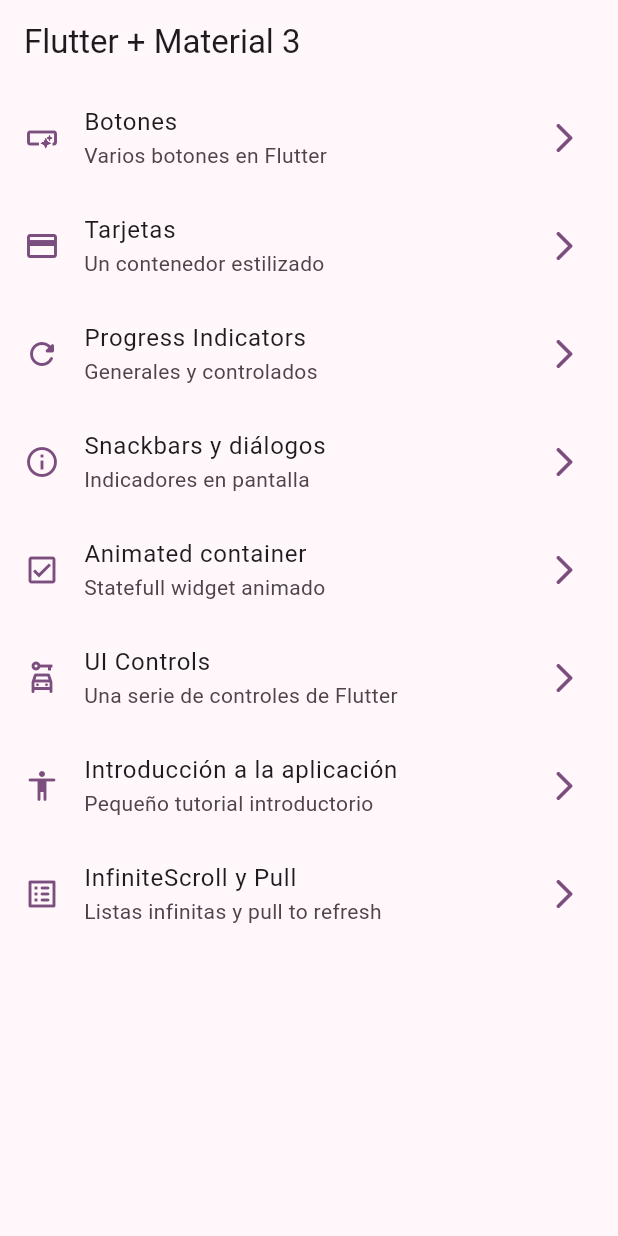
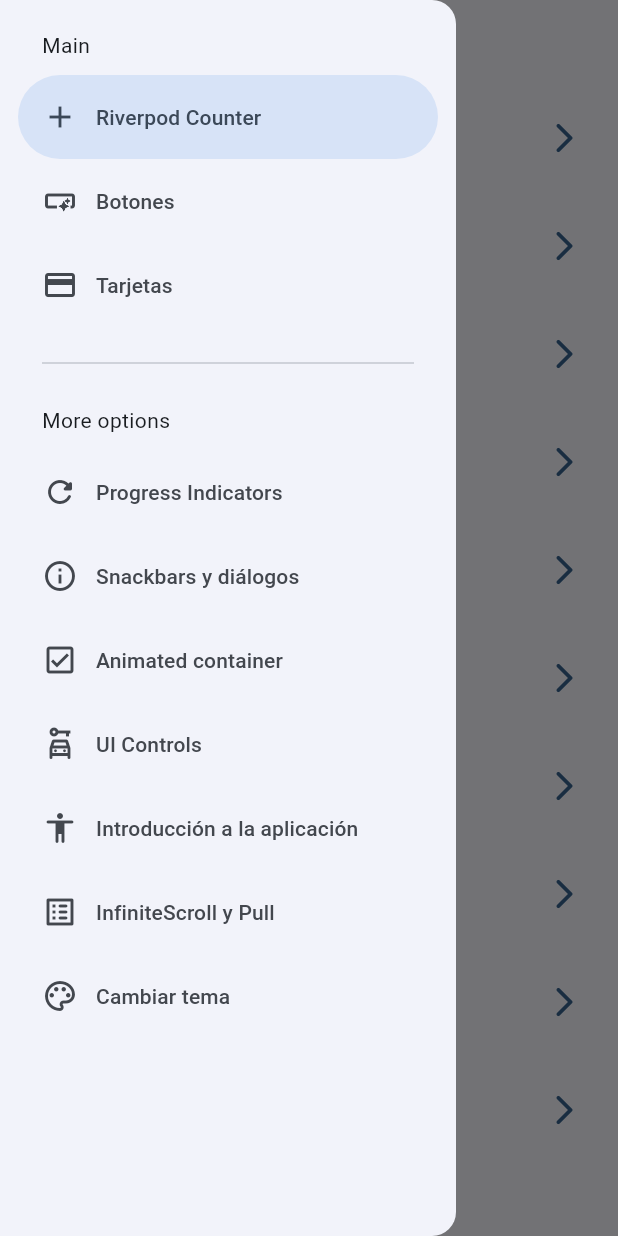
Before and after one commit to jgonzalezmorente/widgets-app-flutter, a Flutter app: the screen it shows after launch, with the side drawer open (before the commit the screen has no drawer), on a phone screen of 412 x 824 dp. Run offline on Flutter 3.47's test engine with Material 2 defaults, Android fonts, the phone set to English and light mode, and no system bars; our stand-ins replace animate_do, flutter_riverpod, go_router.

Commit message:
Antes de state notifier

```diff
--- a/lib/config/menu/menu_items.dart
+++ b/lib/config/menu/menu_items.dart
@@ -15,6 +15,13 @@ class MenuItem {
 }
 
 const appMenuItems = <MenuItem>[
+  MenuItem(
+    title: 'Riverpod Counter',
+    subTitle: 'Introducción a riverpod',
+    link: '/counter-river',
+    icon: Icons.add
+  ),
+
   MenuItem(
     title: 'Botones',
     subTitle: 'Varios botones en Flutter',
@@ -71,4 +78,11 @@ const appMenuItems = <MenuItem>[
     icon: Icons.list_alt_rounded
   ),
 
+  MenuItem(
+    title: 'Cambiar tema',
+    subTitle: 'Cambiar tema de la aplicación',
+    link: '/theme-changer',
+    icon: Icons.color_lens_outlined
+  ),
+
 ];
--- a/lib/config/router/app_router.dart
+++ b/lib/config/router/app_router.dart
@@ -60,5 +60,17 @@ final appRouter = GoRouter(
       builder: (context, state) => const InfiniteScrollScreen(),
     ),
 
+    GoRoute(
+      path: '/counter-river',
+      name: CounterScreen.name,
+      builder: (context, state) => const CounterScreen(),
+    ),
+
+    GoRoute(
+      path: '/theme-changer',
+      name: ThemeChangerScreen.name,
+      builder: (context, state) => const ThemeChangerScreen(),
+    ),
+
   ],
 );
--- a/lib/config/theme/app_theme.dart
+++ b/lib/config/theme/app_theme.dart
@@ -1,5 +1,4 @@
 import 'package:flutter/material.dart';
-
 
 const colorList = <Color>[
   Colors.blue,
@@ -16,15 +15,18 @@ const colorList = <Color>[
 class AppTheme {
 
   final int selectedColor;
+  final bool isDarkMode;
 
   AppTheme({
-    this.selectedColor = 0
+    this.selectedColor = 0,
+    this.isDarkMode = false
   }): assert( selectedColor >= 0, 'Selected color must be greater then 0' ),
       assert( selectedColor < colorList.length,
         'Selected color must be less or equal than ${ colorList.length - 1 }' );
 
   ThemeData getTheme() => ThemeData(
     useMaterial3: true,
+    brightness: isDarkMode ? Brightness.dark : Brightness.light,
     colorSchemeSeed: colorList[ selectedColor ],
     appBarTheme: const AppBarTheme(
       centerTitle: false
--- a/lib/main.dart
+++ b/lib/main.dart
@@ -1,21 +1,35 @@
 import 'package:flutter/material.dart';
+import 'package:flutter_riverpod/flutter_riverpod.dart';
 import 'package:widgets_app/config/router/app_router.dart';
 import 'package:widgets_app/config/theme/app_theme.dart';
+import 'package:widgets_app/presentation/providers/providers.dart';
 
 void main() {
-  runApp(const MainApp());
+  runApp(
+    const ProviderScope(
+      child: MainApp()
+    )
+  );
 }
 
-class MainApp extends StatelessWidget {
-  const MainApp({super.key});
+class MainApp extends ConsumerWidget {
+
+  const MainApp({ super.key });
 
   @override
-  Widget build(BuildContext context) {
+  Widget build( BuildContext context, WidgetRef ref ) {
+
+    final selectedColor = ref.watch( selectedColorProvider );
+    final isDarkMode = ref.watch( isDarkModeProvider );
+
     return MaterialApp.router(
       title: 'Flutter Widgets',
       routerConfig: appRouter,
       debugShowCheckedModeBanner: false,
-      theme: AppTheme( selectedColor: 4 ).getTheme(),
+      theme: AppTheme(
+        selectedColor: selectedColor,
+        isDarkMode: isDarkMode
+      ).getTheme(),
     );
   }
 }
--- /dev/null
+++ b/lib/presentation/providers/counter_provider.dart
@@ -0,0 +1,3 @@
+import 'package:flutter_riverpod/flutter_riverpod.dart';
+
+final counterProvider = StateProvider<int>( (ref) => 5 );
--- /dev/null
+++ b/lib/presentation/providers/providers.dart
@@ -0,0 +1,2 @@
+export 'package:widgets_app/presentation/providers/counter_provider.dart';
+export 'package:widgets_app/presentation/providers/theme_provider.dart';
--- /dev/null
+++ b/lib/presentation/providers/theme_provider.dart
@@ -0,0 +1,11 @@
+import 'package:flutter_riverpod/flutter_riverpod.dart';
+import 'package:widgets_app/config/theme/app_theme.dart';
+
+// Listado de colores inmutable
+final colorListProvider = Provider( (ref) => colorList );
+
+// Un simple boolean
+final isDarkModeProvider = StateProvider<bool>( (ref) => false );
+
+// Un simple entero
+final selectedColorProvider = StateProvider<int>( (ref) => 0 );
--- a/lib/presentation/screens/home/home_screen.dart
+++ b/lib/presentation/screens/home/home_screen.dart
@@ -1,20 +1,26 @@
 import 'package:flutter/material.dart';
 import 'package:go_router/go_router.dart';
 import 'package:widgets_app/config/menu/menu_items.dart';
+import 'package:widgets_app/presentation/widgets/side_menu.dart';
 
 class HomeScreen extends StatelessWidget {
 
   static const String name = 'home_screen';
 
-  const HomeScreen({super.key});
+  const HomeScreen( { super.key } );
 
   @override
   Widget build(BuildContext context) {
+
+    final scaffoldKey = GlobalKey<ScaffoldState>();
+
     return Scaffold(
+      key: scaffoldKey,
       appBar: AppBar(
         title: const Text('Flutter + Material 3'),
       ),
-      body: const _HomeView()
+      body: const _HomeView(),
+      drawer: SlideMenu( scaffoldKey: scaffoldKey )
     );
   }
 }
--- a/lib/presentation/screens/infinite_scroll/infinite_scroll_screen.dart
+++ b/lib/presentation/screens/infinite_scroll/infinite_scroll_screen.dart
@@ -77,7 +77,6 @@ class _InfiniteScrollScreenState extends State<InfiniteScrollScreen> {
   }
 
   void moveScrollToBottom() {
-
     if( scrollController.position.pixels + 100 <= scrollController.position.maxScrollExtent ) return;
 
     scrollController.animateTo(
@@ -85,9 +84,7 @@ class _InfiniteScrollScreenState extends State<InfiniteScrollScreen> {
       duration: const Duration( milliseconds: 300 ),
       curve: Curves.fastOutSlowIn
     );
-
   }
-
 
   @override
   Widget build(BuildContext context) {
--- a/lib/presentation/screens/screens.dart
+++ b/lib/presentation/screens/screens.dart
@@ -2,8 +2,10 @@ export 'package:widgets_app/presentation/screens/animated/animated_screen.dart';
 export 'package:widgets_app/presentation/screens/app_tutorial/app_tutorial_screen.dart';
 export 'package:widgets_app/presentation/screens/buttons/buttons_screen.dart';
 export 'package:widgets_app/presentation/screens/cards/cards_screen.dart';
+export 'package:widgets_app/presentation/screens/counter/counter_screen.dart';
 export 'package:widgets_app/presentation/screens/home/home_screen.dart';
 export 'package:widgets_app/presentation/screens/infinite_scroll/infinite_scroll_screen.dart';
 export 'package:widgets_app/presentation/screens/progress/progress_screen.dart';
 export 'package:widgets_app/presentation/screens/snackbar/snackbar_screen.dart';
+export 'package:widgets_app/presentation/screens/theme_changer/theme_changer_screen.dart';
 export 'package:widgets_app/presentation/screens/ui_controls/ui_controls_screen.dart';
--- /dev/null
+++ b/lib/presentation/widgets/side_menu.dart
@@ -0,0 +1,76 @@
+import 'package:flutter/material.dart';
+import 'package:go_router/go_router.dart';
+import 'package:widgets_app/config/menu/menu_items.dart';
+
+class SlideMenu extends StatefulWidget {
+
+  final GlobalKey<ScaffoldState> scaffoldKey;
+
+  const SlideMenu({
+    super.key,
+    required this.scaffoldKey
+  });
+
+  @override
+  State<SlideMenu> createState() => _SlideMenuState();
+}
+
+class _SlideMenuState extends State<SlideMenu> {
+
+  int navDrawerIndex = 0;
+
+  @override
+  Widget build( BuildContext context ) {
+
+    final hasNotch = MediaQuery.of( context ).viewPadding.top > 35;
+
+    return NavigationDrawer(
+      selectedIndex: navDrawerIndex,
+      onDestinationSelected: ( value ) {
+
+        setState(() {
+          navDrawerIndex = value;
+        });
+
+        final menuItem = appMenuItems[ value ];
+        context.push( menuItem.link );
+        widget.scaffoldKey.currentState?.closeDrawer();
+
+      },
+
+      children: [
+        Padding(
+          padding: EdgeInsets.fromLTRB(28, hasNotch ? 0: 20, 16, 10),
+          child: const Text( 'Main' ),
+        ),
+
+        ...appMenuItems
+          .sublist(0, 3)
+          .map( ( item ) => NavigationDrawerDestination(
+            icon: Icon( item.icon ) ,
+            label: Text( item.title ),
+          )
+        ),
+
+        const Padding(
+          padding: EdgeInsets.fromLTRB(28, 16, 28, 10),
+          child:  Divider(),
+        ),
+
+        const Padding(
+          padding: EdgeInsets.fromLTRB(28, 10, 16, 10),
+          child: Text( 'More options' ),
+        ),
+
+        ...appMenuItems
+          .sublist(3)
+          .map( ( item ) => NavigationDrawerDestination(
+            icon: Icon( item.icon ) ,
+            label: Text( item.title ),
+          )
+        ),
+
+      ]
+    );
+  }
+}
--- a/pubspec.yaml
+++ b/pubspec.yaml
@@ -10,6 +10,7 @@ dependencies:
   animate_do: ^3.0.2
   flutter:
     sdk: flutter
+  flutter_riverpod: ^2.3.6
   go_router: ^6.5.7
 
 dev_dependencies:
```
Also changed, not shown: lib/presentation/screens/counter/counter_screen.dart (added, +48 -0 lines), lib/presentation/screens/theme_changer/theme_changer_screen.dart (added, +60 -0 lines), pubspec.lock.
